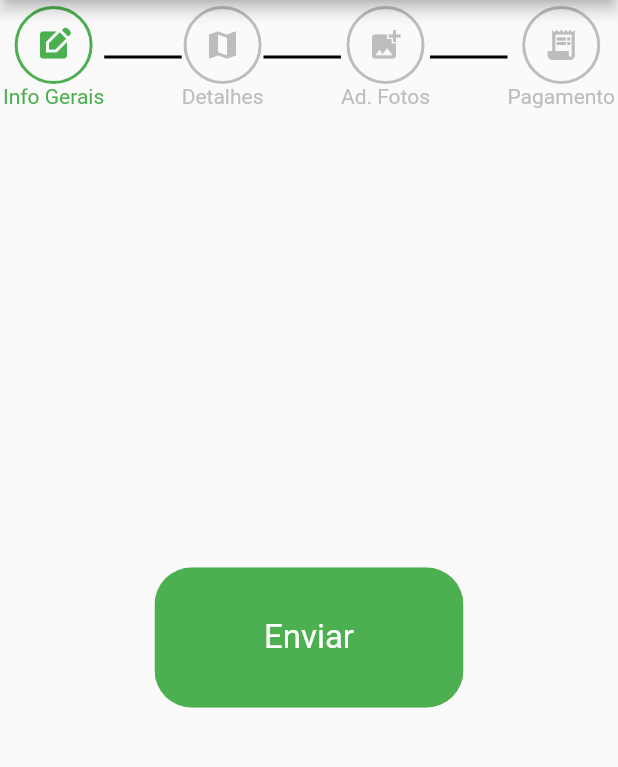
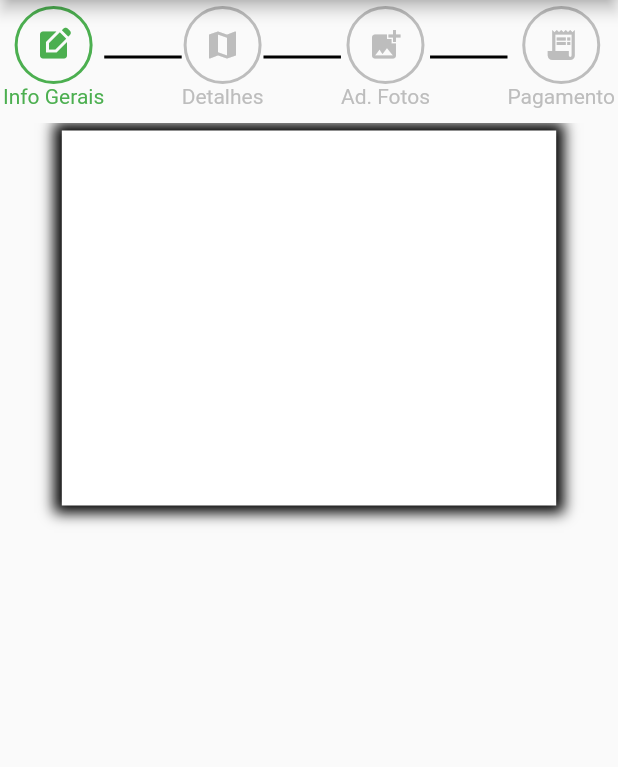
Before and after one commit to LaercioRJ/AgroImobi, a Flutter app: the CreatingTerrain screen opened directly with empty values, on a phone screen of 412 x 824 dp, the part 84-851 px from its top. Run offline on Flutter 3.47's test engine with Material 2 defaults, Android fonts, the phone set to English and light mode, and no system bars; our stand-ins replace mask_text_input_formatter; accounts and stored records are empty.

Commit message:
reorganized files

```diff
--- a/lib/src/app.dart
+++ b/lib/src/app.dart
@@ -3,7 +3,7 @@ import 'package:flutter/material.dart';
 import 'routing/delegate.dart';
 import 'routing/parser.dart';
 
-import 'classes/custom_scroll_behavior.dart';
+import 'service_classes/custom_scroll_behavior.dart';
 
 class AgroNpApp extends StatefulWidget {
   const AgroNpApp({super.key});
--- a/lib/src/classes/book.dart
+++ /dev/null
@@ -1,6 +0,0 @@
-class Book {
-  final String title;
-  final String author;
-
-  Book(this.title, this.author);
-}
--- a/lib/src/classes/broker.dart
+++ b/lib/src/classes/broker.dart
@@ -1,5 +1,3 @@
-import 'dart:convert';
-
 class Broker {
   String Nome;
   String email;
--- a/lib/src/screen/login_signin_screens/register_user.dart
+++ b/lib/src/screen/login_signin_screens/register_user.dart
@@ -4,14 +4,13 @@ import 'package:helloworld/src/classes/user.dart';
 import 'package:helloworld/src/widgets/go_back_link_button.dart';
 import 'package:helloworld/src/widgets/submit_button.dart';
 
+import 'package:helloworld/src/service_classes/regexp_validators.dart';
 import 'package:helloworld/src/server_connection/server_interface.dart';
 
 class RegisterUserScreen extends StatelessWidget {
   RegisterUserScreen({super.key});
   final _formKey = GlobalKey<FormState>();
   final TextEditingController passwordController = TextEditingController();
-  final RegExp emailValidator =
-      RegExp("([A-Z | a-z | 0-9]+)@([A-Z | a-z | 0-9]+).com");
   late final String name;
   late final String email;
   late final String password;
@@ -56,7 +55,7 @@ class RegisterUserScreen extends StatelessWidget {
                 if (value == null || value.isEmpty) {
                   return 'Por favor, preencha este campo';
                 } else {
-                  if (!emailValidator.hasMatch(value)) {
+                  if (!RegExpValidators.emailValidator.hasMatch(value)) {
                     return "Este é um formato inválido de e-mail.";
                   }
                 }
--- a/lib/src/screen/terrain_crud/create_forms/basic_info_form.dart
+++ b/lib/src/screen/terrain_crud/create_forms/basic_info_form.dart
@@ -12,7 +12,61 @@ class BasicInfoFormState extends State<BasicInfoForm> {
 
   @override
   Widget build(BuildContext context) {
-    return Center(
+    return Scaffold(
+      body: Padding(
+        padding: const EdgeInsets.fromLTRB(2, 5, 2, 0),
+        child: Column(
+          children: [
+            Center(
+              child: Container(
+                width: MediaQuery.of(context).size.width * 0.80,
+                height: 250,
+                decoration: const BoxDecoration(
+                  color: Colors.white,
+                  boxShadow: [
+                    BoxShadow(
+                      color: Colors.black,
+                      spreadRadius: 5,
+                      blurRadius: 7
+                    )
+                  ]
+                ),
+              ),
+            )
+
+            /*const Center(
+              child: Text(
+                'Primeiro Passo: Preencha as Informações Gerais do seu Anúncio',
+                style: TextStyle(
+                  color: Colors.black,
+                  fontSize: 20
+                ),
+              )
+            ),
+            Padding(
+              padding: const EdgeInsets.fromLTRB(0, 4, 0, 2),
+              child: SizedBox(
+                width: MediaQuery.of(context).size.width * 0.80,
+                child: TextFormField(
+                  decoration: const InputDecoration(
+                    focusColor: Colors.green,
+                    iconColor: Colors.green,
+                    icon: Icon(Icons.title),
+                    labelText: 'Título',
+                    border: UnderlineInputBorder()
+                  ),
+                ),
+              )
+            )*/
+          ],
+        ),
+      ),
+    );
+  }
+}
+
+
+ /*Center(
               child: SizedBox(
                 width: MediaQuery.of(context).size.width * 0.5,
                 height: MediaQuery.of(context).size.height * 0.15,
@@ -33,6 +87,4 @@ class BasicInfoFormState extends State<BasicInfoForm> {
                   ),
                 ),
               ),
-    );
-  }
-}
+            )*/
--- a/lib/src/screen/terrain_crud/create_forms/payment_form.dart
+++ b/lib/src/screen/terrain_crud/create_forms/payment_form.dart
@@ -36,7 +36,7 @@ class CardWidget extends StatelessWidget {
     return Container(
       width: MediaQuery.of(context).size.width,
       height: 400,
-      margin: EdgeInsets.all(16.0),
+      margin: const EdgeInsets.all(16.0),
       decoration: BoxDecoration(
         color: Colors.white,
         borderRadius: BorderRadius.circular(8.0),
--- a/lib/src/screen/terrain_crud/creating_terrain.dart
+++ b/lib/src/screen/terrain_crud/creating_terrain.dart
@@ -141,7 +141,7 @@ class _CreatingTerrainState extends State<CreatingTerrain> {
                     icon: const Icon(Icons.receipt_long),
                     color: menuColors[3],
                     pressedFunction: () => {
-
+                      widget._pageController.animateToPage(3, duration: const Duration(milliseconds: 750), curve: Curves.ease)
                     },
                   )
                 ],
--- /dev/null
+++ b/lib/src/service_classes/regexp_validators.dart
@@ -0,0 +1,6 @@
+class RegExpValidators {
+
+  static RegExp emailValidator =
+    RegExp("([A-Z | a-z | 0-9]+)@([A-Z | a-z | 0-9]+).com");
+
+}
```
Also changed, not shown: lib/src/screen/login_signin_screens/login_screen.dart (+4 -6 lines), lib/src/screen/login_signin_screens/register_broker.dart (+7 -10 lines), lib/src/screen/my_profile_screen.dart (+9 -9 lines), lib/src/service_classes/mask_validators.dart (added, +17 -0 lines), lib/src/assets/planoFundo1.jpg (deleted), lib/src/assets/pom-pom.png (added), lib/src/service_classes/custom_scroll_behavior.dart (renamed from lib/src/classes/custom_scroll_behavior.dart), lib/src/service_classes/message_deliver.dart (renamed from lib/src/classes/message_deliver.dart). Lines whose indentation alone changed are shown as unchanged.
